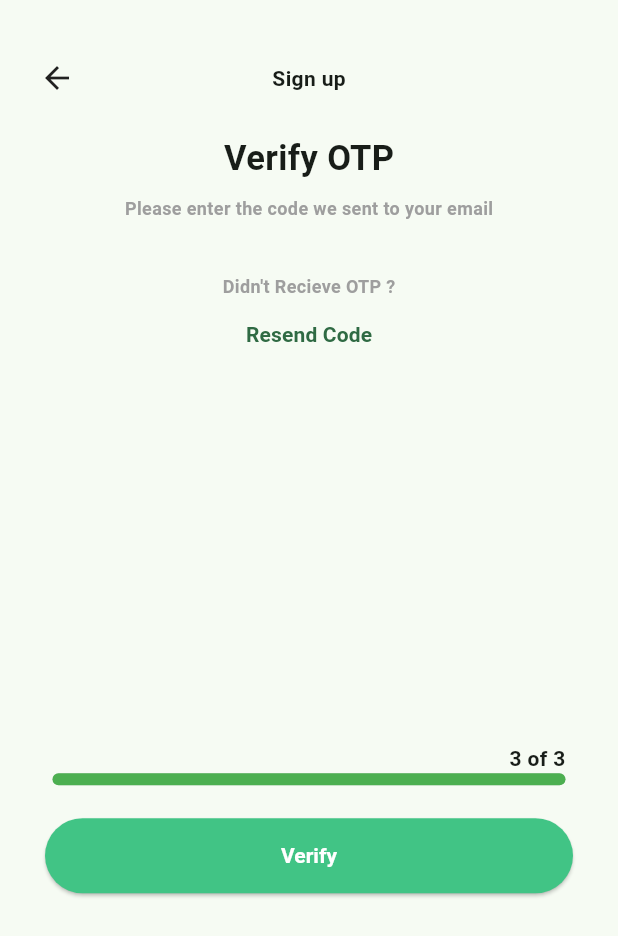
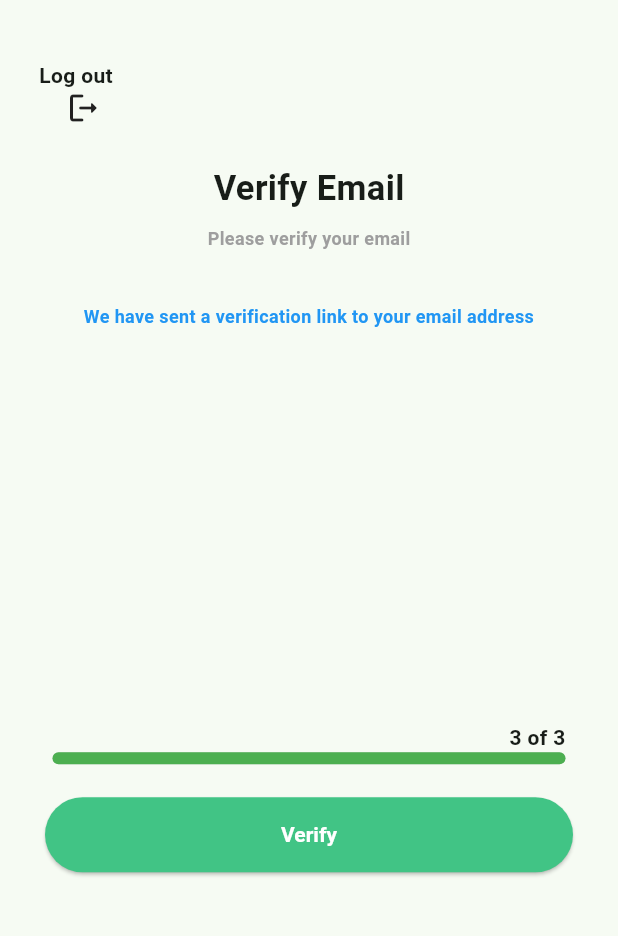
Before and after one commit to ikram-khani/auth_ui, a Flutter app: the SignUpScreen4 screen opened directly, on a phone screen of 412 x 824 dp. Shown: the top 936 px of the screen. Run offline on Flutter 3.47's test engine with Material 2 defaults, Android fonts, the phone set to English and light mode, and no system bars; our stand-ins replace cloud_firestore, firebase_auth, firebase_core, intl_phone_field; accounts and stored records are empty; generated files the repository leaves out were written again.

```diff
--- a/lib/screens/sign_up_4.dart
+++ b/lib/screens/sign_up_4.dart
@@ -1,4 +1,5 @@
 import 'package:auth_ui/widget/steps_line.dart';
+import 'package:firebase_auth/firebase_auth.dart';
 import 'package:flutter/material.dart';
 
 class SignUpScreen4 extends StatelessWidget {
@@ -22,70 +23,68 @@ class SignUpScreen4 extends StatelessWidget {
                 Padding(
                   padding: const EdgeInsets.only(
                     left: 26,
-                    right: 50,
                   ),
-                  child: Row(
-                    mainAxisAlignment: MainAxisAlignment.center,
+                  child: Align(
+                    alignment: Alignment.topLeft,
+                    child: Column(
                       children: [
-                      GestureDetector(
-                        onTap: () => Navigator.of(context).pop(),
-                        child: const Icon(Icons.arrow_back),
-                      ),
-                      const Expanded(
-                        child: Center(
-                          child: Text(
-                            'Sign up',
+                        const Text(
+                          'Log out',
                           style: TextStyle(fontWeight: FontWeight.bold),
                         ),
+                        Padding(
+                            padding: const EdgeInsets.only(
+                              left: 10,
                             ),
+                            child: GestureDetector(
+                              onTap: () => FirebaseAuth.instance.signOut(),
+                              child: const Icon(Icons.logout_rounded),
+                            ))
+                      ],
                     ),
-                    ],
                   ),
                 ),
                 Container(
                   margin: const EdgeInsets.only(
                     top: 25,
                   ),
-                  child: Column(
+                  child: const Column(
                     crossAxisAlignment: CrossAxisAlignment.center,
                     children: [
-                      const Text(
-                        "Verify OTP",
+                      Text(
+                        "Verify Email",
                         style: TextStyle(
                           fontWeight: FontWeight.bold,
                           fontSize: 23,
                         ),
                       ),
-                      const SizedBox(
+                      SizedBox(
                         height: 8,
                       ),
-                      const Text(
-                        'Please enter the code we sent to your email',
+                      Text(
+                        'Please verify your email',
                         style: TextStyle(
                           color: Colors.grey,
                           fontWeight: FontWeight.bold,
                           fontSize: 12,
                         ),
                       ),
-                      const SizedBox(
+                      SizedBox(
                         height: 15,
                       ),
-                      const SizedBox(
+                      SizedBox(
                         height: 20,
                       ),
-                      const Text(
-                        "Didn't Recieve OTP ?",
+                      Center(
+                        child: Text(
+                          "We have sent a verification link to your email address",
+                          textAlign: TextAlign.center,
                           style: TextStyle(
-                            color: Colors.grey,
+                              color: Colors.blue,
                               fontWeight: FontWeight.bold,
                               fontSize: 12),
                         ),
-                      TextButton(
-                          onPressed: () {},
-                          child: const Text(
-                            'Resend Code',
-                            style: TextStyle(fontWeight: FontWeight.bold),
-                          ))
+                      ),
                     ],
                   ),
                 )
--- a/pubspec.yaml
+++ b/pubspec.yaml
@@ -28,6 +28,7 @@ environment:
 # the latest version available on pub.dev. To see which dependencies have newer
 # versions available, run `flutter pub outdated`.
 dependencies:
+  cloud_firestore: ^4.10.0
   cupertino_icons: ^1.0.2
   firebase_auth: ^4.10.1
   firebase_core: ^2.17.0
```
Also changed, not shown: lib/providers/user_data_provider.dart (+39 -0 lines), lib/screens/sign_up_3.dart (+44 -12 lines), pubspec.lock, 3 other files. Lines whose indentation alone changed are shown as unchanged.
